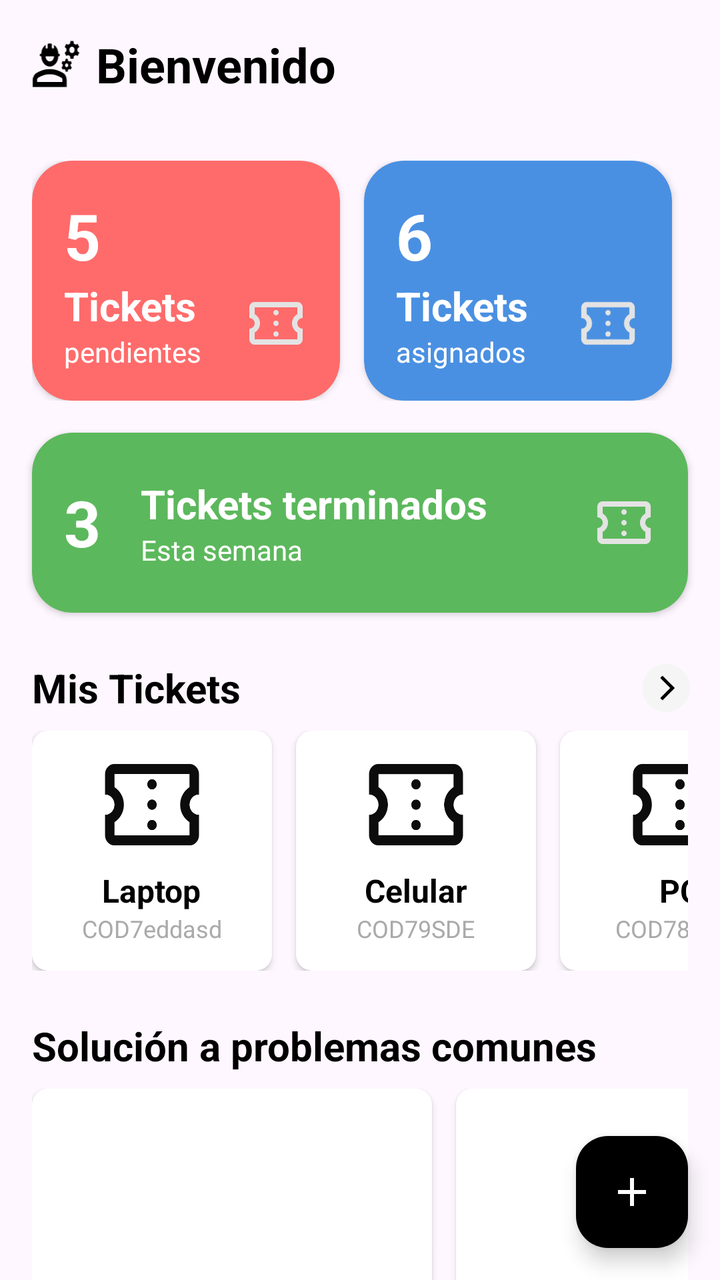
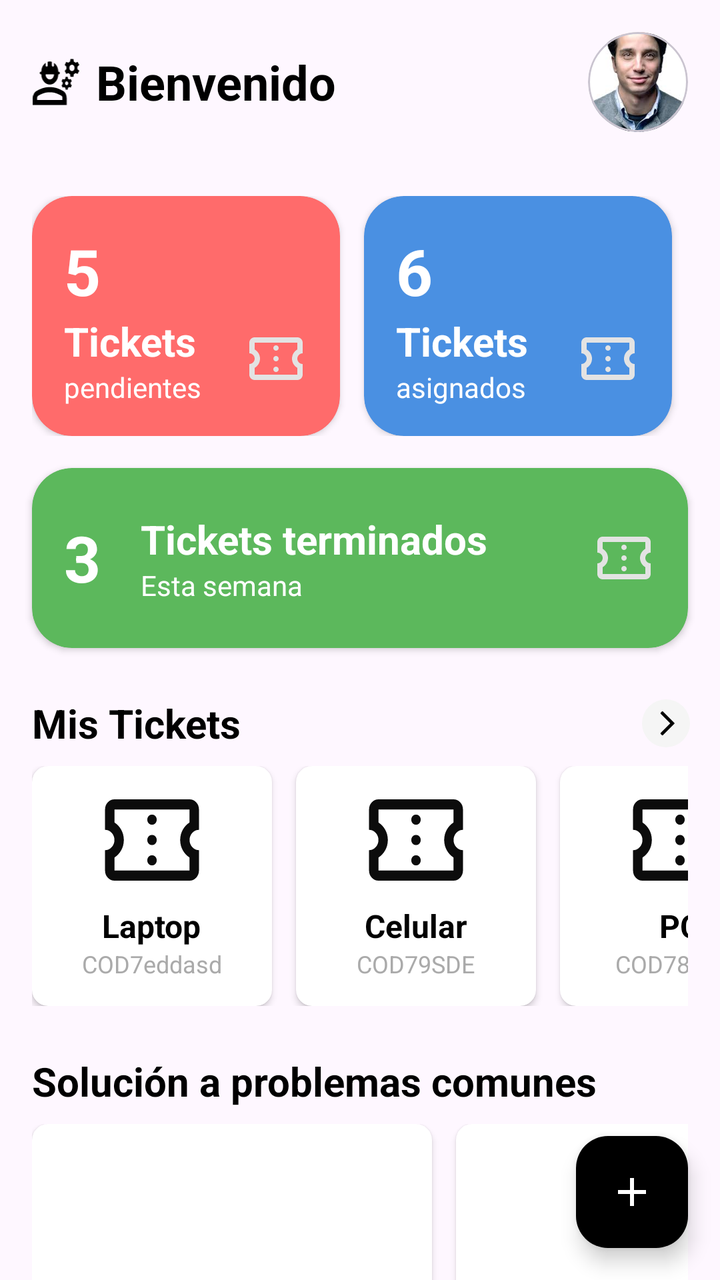

Screens rendered from an Android XML layout before and after an edit, with the pre-edit source and the edit as a unified diff.
<!-- AndroidManifest.xml: application theme Theme.ReparApp -->
<!-- res/layout/fragment_home_technical.xml -->
<?xml version="1.0" encoding="utf-8"?>
<androidx.constraintlayout.widget.ConstraintLayout xmlns:android="http://schemas.android.com/apk/res/android"
    android:layout_width="match_parent"
    android:layout_height="match_parent"
    xmlns:app="http://schemas.android.com/apk/res-auto">

    <LinearLayout
        android:id="@+id/headerLayout"
        android:layout_width="0dp"
        android:layout_height="wrap_content"
        android:orientation="horizontal"
        android:padding="16dp"
        android:gravity="center_vertical"
        app:layout_constraintTop_toTopOf="parent"
        app:layout_constraintStart_toStartOf="parent"
        app:layout_constraintEnd_toEndOf="parent">

        <ImageView
            android:layout_width="24dp"
            android:layout_height="24dp"
            android:src="@drawable/ic_user_group"
            android:contentDescription="@string/user_group" />

        <TextView
            android:layout_width="wrap_content"
            android:layout_height="wrap_content"
            android:text="@string/home"
            android:textColor="@android:color/black"
            android:textSize="24sp"
            android:textStyle="bold"
            android:layout_marginStart="8dp" />

    </LinearLayout>

    <LinearLayout
        android:id="@+id/ticketSummaryLayout"
        android:layout_width="0dp"
        android:layout_height="wrap_content"
        android:orientation="horizontal"
        android:layout_marginTop="16dp"
        android:paddingStart="16dp"
        android:paddingEnd="16dp"
        app:layout_constraintTop_toBottomOf="@id/headerLayout"
        app:layout_constraintStart_toStartOf="parent"
        app:layout_constraintEnd_toEndOf="parent">

        <androidx.cardview.widget.CardView
            android:layout_width="0dp"
            android:layout_height="120dp"
            android:layout_weight="1"
            android:layout_marginEnd="8dp"
            app:cardCornerRadius="20dp"
            app:cardElevation="2dp"
            app:cardBackgroundColor="#FF6B6B">

            <LinearLayout
                android:layout_width="match_parent"
                android:layout_height="match_parent"
                android:orientation="vertical"
                android:gravity="center_vertical"
                android:padding="16dp">

                <TextView
                    android:layout_width="wrap_content"
                    android:layout_height="wrap_content"
                    android:text="5"
                    android:textColor="@android:color/white"
                    android:textSize="32sp"
                    android:textStyle="bold" />

                <LinearLayout
                    android:layout_width="match_parent"
                    android:layout_height="wrap_content"
                    android:orientation="horizontal"
                    android:gravity="center_vertical">
                    <LinearLayout
                        android:layout_width="0dp"
                        android:layout_height="wrap_content"
                        android:orientation="vertical"
                        android:layout_weight="1"
                        >
                        <TextView
                            android:layout_width="wrap_content"
                            android:layout_height="wrap_content"
                            android:text="@string/tickets"
                            android:textColor="@android:color/white"
                            android:textSize="20sp"
                            android:textStyle="bold"
                            />
                        <TextView
                            android:layout_width="wrap_content"
                            android:layout_height="wrap_content"
                            android:text="@string/pendientes"
                            android:textColor="@android:color/white"
                            android:textSize="14sp" />

                    </LinearLayout>

                    <ImageView
                        android:layout_width="32dp"
                        android:layout_height="32dp"
                        android:src="@drawable/ic_ticket_while"
                        android:contentDescription="Ticket Icon" />
                </LinearLayout>

            </LinearLayout>
        </androidx.cardview.widget.CardView>

        <androidx.cardview.widget.CardView
            android:layout_width="0dp"
            android:layout_height="120dp"
            android:layout_weight="1"
            android:layout_marginStart="4dp"
            android:layout_marginEnd="8dp"
            app:cardCornerRadius="20dp"
            app:cardElevation="2dp"
            app:cardBackgroundColor="#4A90E2">

            <LinearLayout
                android:layout_width="match_parent"
                android:layout_height="match_parent"
                android:orientation="vertical"
                android:gravity="center_vertical"
                android:padding="16dp">

                <TextView
                    android:layout_width="wrap_content"
                    android:layout_height="wrap_content"
                    android:text="6"
                    android:textColor="@android:color/white"
                    android:textSize="32sp"
                    android:textStyle="bold" />

                <LinearLayout
                    android:layout_width="match_parent"
                    android:layout_height="wrap_content"
                    android:orientation="horizontal"
                    android:gravity="center_vertical">
                    <LinearLayout
                        android:layout_width="0dp"
                        android:layout_height="wrap_content"
                        android:orientation="vertical"
                        android:layout_weight="1"
                        >
                        <TextView
                            android:layout_width="wrap_content"
                            android:layout_height="wrap_content"
                            android:text="@string/tickets"
                            android:textColor="@android:color/white"
                            android:textSize="20sp"
                            android:textStyle="bold"
                            />
                        <TextView
                            android:layout_width="wrap_content"
                            android:layout_height="wrap_content"
                            android:text="@string/asignados"
                            android:textColor="@android:color/white"
                            android:textSize="14sp" />

                    </LinearLayout>

                    <ImageView
                        android:layout_width="32dp"
                        android:layout_height="32dp"
                        android:src="@drawable/ic_ticket_while"
                        android:contentDescription="Ticket Icon" />
                </LinearLayout>

            </LinearLayout>
        </androidx.cardview.widget.CardView>
    </LinearLayout>

    <androidx.cardview.widget.CardView
        android:id="@+id/cardTicketsTerminados"
        android:layout_width="0dp"
        android:layout_height="90dp"
        android:layout_marginTop="16dp"
        android:layout_marginStart="16dp"
        android:layout_marginEnd="16dp"
        app:cardCornerRadius="20dp"
        app:cardElevation="2dp"
        app:cardBackgroundColor="#5CB85C"
        app:layout_constraintTop_toBottomOf="@id/ticketSummaryLayout"
        app:layout_constraintStart_toStartOf="parent"
        app:layout_constraintEnd_toEndOf="parent">

        <LinearLayout
            android:layout_width="match_parent"
            android:layout_height="match_parent"
            android:orientation="horizontal"
            android:gravity="center_vertical"
            android:padding="16dp">

            <TextView
                android:layout_width="wrap_content"
                android:layout_height="wrap_content"
                android:text="3"
                android:textColor="@android:color/white"
                android:textSize="32sp"
                android:textStyle="bold" />

            <LinearLayout
                android:layout_width="match_parent"
                android:layout_height="wrap_content"
                android:orientation="horizontal"
                android:gravity="center_vertical">
                <LinearLayout
                    android:layout_width="0dp"
                    android:layout_height="wrap_content"
                    android:orientation="vertical"
                    android:layout_weight="1"
                    android:layout_marginStart="20dp"
                    >
                    <TextView
                        android:layout_width="match_parent"
                        android:layout_height="wrap_content"
                        android:text="@string/ticketsF"
                        android:textColor="@color/white"
                        android:textSize="20sp"
                        android:textStyle="bold"
                        />
                    <TextView
                        android:layout_width="match_parent"
                        android:layout_height="wrap_content"
                        android:text="@string/semana"
                        android:textColor="@color/white"
                        android:textSize="14sp" />

                </LinearLayout>

                <ImageView
                    android:layout_width="32dp"
                    android:layout_height="32dp"
                    android:src="@drawable/ic_ticket_while"
                    android:contentDescription="Ticket Icon" />
            </LinearLayout>

        </LinearLayout>
    </androidx.cardview.widget.CardView>

    <TextView
        android:id="@+id/misTicketsTitle"
        android:layout_width="wrap_content"
        android:layout_height="wrap_content"
        android:text="@string/mis_tickets"
        android:textColor="@android:color/black"
        android:textSize="20sp"
        android:textStyle="bold"
        android:layout_marginStart="16dp"
        android:layout_marginTop="24dp"
        app:layout_constraintTop_toBottomOf="@id/cardTicketsTerminados"
        app:layout_constraintStart_toStartOf="parent" />

    <ImageView
        android:layout_width="24dp"
        android:layout_height="24dp"
        android:src="@drawable/ic_arrow_right_png"
        android:contentDescription="@string/see_all"
        android:layout_marginEnd="15dp"
        app:layout_constraintTop_toTopOf="@id/misTicketsTitle"
        app:layout_constraintBottom_toBottomOf="@id/misTicketsTitle"
        app:layout_constraintEnd_toEndOf="parent"/>

    <HorizontalScrollView
        android:id="@+id/misTicketsScrollView"
        android:layout_width="0dp"
        android:layout_height="wrap_content"
        android:layout_marginTop="8dp"
        android:paddingStart="16dp"
        android:paddingEnd="16dp"
        android:scrollbars="none"
        app:layout_constraintTop_toBottomOf="@id/misTicketsTitle"
        app:layout_constraintStart_toStartOf="parent"
        app:layout_constraintEnd_toEndOf="parent">

        <LinearLayout
            android:layout_width="wrap_content"
            android:layout_height="wrap_content"
            android:orientation="horizontal">

            <androidx.cardview.widget.CardView
                android:layout_width="120dp"
                android:layout_height="120dp"
                android:layout_marginEnd="12dp"
                app:cardCornerRadius="8dp"
                app:cardElevation="2dp"
                app:cardBackgroundColor="@android:color/white">

                <LinearLayout
                    android:layout_width="match_parent"
                    android:layout_height="match_parent"
                    android:orientation="vertical"
                    android:gravity="center"
                    android:padding="8dp">

                    <ImageView
                        android:layout_width="48dp"
                        android:layout_height="48dp"
                        android:src="@drawable/ic_ticket_black"
                        android:contentDescription="@string/ticket_icon" />

                    <TextView
                        android:layout_width="wrap_content"
                        android:layout_height="wrap_content"
                        android:text="Laptop"
                        android:textColor="@android:color/black"
                        android:textSize="16sp"
                        android:textStyle="bold"
                        android:layout_marginTop="8dp" />

                    <TextView
                        android:layout_width="wrap_content"
                        android:layout_height="wrap_content"
                        android:text="COD7eddasd"
                        android:textColor="@android:color/darker_gray"
                        android:textSize="12sp" />

                </LinearLayout>
            </androidx.cardview.widget.CardView>

            <androidx.cardview.widget.CardView
                android:layout_width="120dp"
                android:layout_height="120dp"
                android:layout_marginEnd="12dp"
                app:cardCornerRadius="8dp"
                app:cardElevation="2dp"
                app:cardBackgroundColor="@android:color/white">

                <LinearLayout
                    android:layout_width="match_parent"
                    android:layout_height="match_parent"
                    android:orientation="vertical"
                    android:gravity="center"
                    android:padding="8dp">

                    <ImageView
                        android:layout_width="48dp"
                        android:layout_height="48dp"
                        android:src="@drawable/ic_ticket_black"
                        android:contentDescription="Ticket Icon" />

                    <TextView
                        android:layout_width="wrap_content"
                        android:layout_height="wrap_content"
                        android:text="Celular"
                        android:textColor="@android:color/black"
                        android:textSize="16sp"
                        android:textStyle="bold"
                        android:layout_marginTop="8dp" />

                    <TextView
                        android:layout_width="wrap_content"
                        android:layout_height="wrap_content"
                        android:text="COD79SDE"
                        android:textColor="@android:color/darker_gray"
                        android:textSize="12sp" />

                </LinearLayout>
            </androidx.cardview.widget.CardView>

            <androidx.cardview.widget.CardView
                android:layout_width="120dp"
                android:layout_height="120dp"
                app:cardCornerRadius="8dp"
                app:cardElevation="2dp"
                app:cardBackgroundColor="@android:color/white">

                <LinearLayout
                    android:layout_width="match_parent"
                    android:layout_height="match_parent"
                    android:orientation="vertical"
                    android:gravity="center"
                    android:padding="8dp">

                    <ImageView
                        android:layout_width="48dp"
                        android:layout_height="48dp"
                        android:src="@drawable/ic_ticket_black"
                        android:contentDescription="Ticket Icon" />

                    <TextView
                        android:layout_width="wrap_content"
                        android:layout_height="wrap_content"
                        android:text="PC"
                        android:textColor="@android:color/black"
                        android:textSize="16sp"
                        android:textStyle="bold"
                        android:layout_marginTop="8dp" />

                    <TextView
                        android:layout_width="wrap_content"
                        android:layout_height="wrap_content"
                        android:text="COD787TES"
                        android:textColor="@android:color/darker_gray"
                        android:textSize="12sp" />

                </LinearLayout>
            </androidx.cardview.widget.CardView>

        </LinearLayout>
    </HorizontalScrollView>

    <TextView
        android:id="@+id/baseConocimientoTitle"
        android:layout_width="wrap_content"
        android:layout_height="wrap_content"
        android:text="@string/base_de_conocimiento"
        android:textColor="@android:color/black"
        android:textSize="20sp"
        android:textStyle="bold"
        android:layout_marginStart="16dp"
        android:layout_marginTop="24dp"
        app:layout_constraintTop_toBottomOf="@id/misTicketsScrollView"
        app:layout_constraintStart_toStartOf="parent" />

    <HorizontalScrollView
        android:layout_width="0dp"
        android:layout_height="wrap_content"
        android:layout_marginTop="8dp"
        android:paddingStart="16dp"
        android:paddingEnd="16dp"
        android:scrollbars="none"
        app:layout_constraintTop_toBottomOf="@id/baseConocimientoTitle"
        app:layout_constraintStart_toStartOf="parent"
        app:layout_constraintEnd_toEndOf="parent">

        <LinearLayout
            android:layout_width="wrap_content"
            android:layout_height="wrap_content"
            android:orientation="horizontal">

            <androidx.cardview.widget.CardView
                android:layout_width="200dp"
                android:layout_height="150dp"
                android:layout_marginEnd="12dp"
                app:cardCornerRadius="8dp"
                app:cardElevation="2dp">

                <ImageView
                    android:layout_width="match_parent"
                    android:layout_height="match_parent"
                    android:scaleType="centerCrop"
                    android:contentDescription="Knowledge Base Image 1" />
            </androidx.cardview.widget.CardView>

            <androidx.cardview.widget.CardView
                android:layout_width="200dp"
                android:layout_height="150dp"
                android:layout_marginEnd="12dp"
                app:cardCornerRadius="8dp"
                app:cardElevation="2dp">

                <ImageView
                    android:layout_width="match_parent"
                    android:layout_height="match_parent"
                    android:scaleType="centerCrop"
                    android:contentDescription="Knowledge Base Image 2" />
            </androidx.cardview.widget.CardView>

        </LinearLayout>
    </HorizontalScrollView>

    <com.google.android.material.floatingactionbutton.FloatingActionButton
        android:layout_width="wrap_content"
        android:layout_height="wrap_content"
        android:id="@+id/fabAdd"
        android:layout_margin="16dp"
        android:src="@drawable/ic_add_white"
        app:backgroundTint="@android:color/black"
        app:tint="@android:color/white"
        app:fabSize="normal"
        app:layout_constraintEnd_toEndOf="parent"
        app:layout_constraintBottom_toBottomOf="parent" />


</androidx.constraintlayout.widget.ConstraintLayout>
<!-- resources referenced by this layout -->
<resources>
  <color name="white">#FFFFFFFF</color>
  <!-- drawable ic_add_white (drawable) -->
  <vector xmlns:android="http://schemas.android.com/apk/res/android"
      android:width="35dp"
      android:height="35dp"
      android:viewportWidth="35"
      android:viewportHeight="35">
    <path
        android:pathData="M16.042,18.958H7.292V16.042H16.042V7.292H18.958V16.042H27.708V18.958H18.958V27.708H16.042V18.958Z"
        android:fillColor="#FEF7FF"/>
  </vector>
  <!-- drawable ic_arrow_right_png (drawable) -->
  <vector xmlns:android="http://schemas.android.com/apk/res/android"
      android:width="20dp"
      android:height="20dp"
      android:viewportWidth="20"
      android:viewportHeight="20">
    <path
        android:pathData="M10,10m-10,0a10,10 0,1 1,20 0a10,10 0,1 1,-20 0"
        android:fillColor="#F5F5F5"/>
    <path
        android:pathData="M11.776,9.999L7.79,6.013C7.676,5.899 7.676,5.714 7.79,5.6L8.326,5.064C8.44,4.95 8.624,4.95 8.738,5.064L13.467,9.793C13.581,9.907 13.581,10.091 13.467,10.205L8.738,14.934C8.624,15.048 8.44,15.048 8.326,14.934L7.79,14.398C7.676,14.284 7.676,14.099 7.79,13.985L11.776,9.999Z"
        android:fillColor="#000000"/>
  </vector>
  <!-- drawable ic_ticket_while (drawable) -->
  <vector xmlns:android="http://schemas.android.com/apk/res/android"
      android:width="24dp"
      android:height="24dp"
      android:viewportWidth="24"
      android:viewportHeight="24">
    <path
        android:pathData="M12,17C12.283,17 12.521,16.904 12.712,16.712C12.904,16.521 13,16.283 13,16C13,15.717 12.904,15.479 12.712,15.288C12.521,15.096 12.283,15 12,15C11.717,15 11.479,15.096 11.288,15.288C11.096,15.479 11,15.717 11,16C11,16.283 11.096,16.521 11.288,16.712C11.479,16.904 11.717,17 12,17ZM12,13C12.283,13 12.521,12.904 12.712,12.712C12.904,12.521 13,12.283 13,12C13,11.717 12.904,11.479 12.712,11.288C12.521,11.096 12.283,11 12,11C11.717,11 11.479,11.096 11.288,11.288C11.096,11.479 11,11.717 11,12C11,12.283 11.096,12.521 11.288,12.712C11.479,12.904 11.717,13 12,13ZM12,9C12.283,9 12.521,8.904 12.712,8.712C12.904,8.521 13,8.283 13,8C13,7.717 12.904,7.479 12.712,7.287C12.521,7.096 12.283,7 12,7C11.717,7 11.479,7.096 11.288,7.287C11.096,7.479 11,7.717 11,8C11,8.283 11.096,8.521 11.288,8.712C11.479,8.904 11.717,9 12,9ZM20,20H4C3.45,20 2.979,19.804 2.588,19.413C2.196,19.021 2,18.55 2,18V14C2.55,14 3.021,13.804 3.412,13.413C3.804,13.021 4,12.55 4,12C4,11.45 3.804,10.979 3.412,10.587C3.021,10.196 2.55,10 2,10V6C2,5.45 2.196,4.979 2.588,4.588C2.979,4.196 3.45,4 4,4H20C20.55,4 21.021,4.196 21.413,4.588C21.804,4.979 22,5.45 22,6V10C21.45,10 20.979,10.196 20.587,10.587C20.196,10.979 20,11.45 20,12C20,12.55 20.196,13.021 20.587,13.413C20.979,13.804 21.45,14 22,14V18C22,18.55 21.804,19.021 21.413,19.413C21.021,19.804 20.55,20 20,20ZM20,18V15.45C19.383,15.083 18.896,14.596 18.538,13.988C18.179,13.379 18,12.717 18,12C18,11.283 18.179,10.621 18.538,10.012C18.896,9.404 19.383,8.917 20,8.55V6H4V8.55C4.617,8.917 5.104,9.404 5.463,10.012C5.821,10.621 6,11.283 6,12C6,12.717 5.821,13.379 5.463,13.988C5.104,14.596 4.617,15.083 4,15.45V18H20Z"
        android:fillColor="#E3E3E3"/>
  </vector>
  <!-- drawable ic_user_group: vector/xml drawable (drawable, 4209 chars, omitted) -->
  <string name="asignados">asignados hoy</string>
  <string name="base_de_conocimiento">Solución a problemas comunes</string>
  <string name="home">Bienvenido</string>
  <string name="mis_tickets">Mis Tickets</string>
  <string name="pendientes">pendientes\n</string>
  <string name="see_all">See all</string>
  <string name="semana">Esta semana</string>
  <string name="ticket_icon">Ticket Icon</string>
  <string name="tickets">Tickets</string>
  <string name="ticketsF">Tickets terminados</string>
  <string name="user_group">User Group</string>
  <style name="Theme.ReparApp" parent="Base.Theme.ReparApp" />
  <style name="Base.Theme.ReparApp" parent="Theme.Material3.DayNight.NoActionBar">
          
          
      </style>
  <!-- unchanged entries left out for length: 1 -->
</resources>

<!-- the commit's change to res/layout/fragment_home_technical.xml (unified diff, before → after) -->
@@ -29,6 +29,24 @@
             android:textSize="24sp"
             android:textStyle="bold"
             android:layout_marginStart="8dp" />
+
+        <View
+            android:layout_width="0dp"
+            android:layout_height="0dp"
+            android:layout_weight="1"/>
+
+        <com.google.android.material.card.MaterialCardView
+            android:id="@+id/btn_perfil_tecnico"
+            android:layout_width="50dp"
+            android:layout_height="50dp"
+            app:cardCornerRadius="40dp">
+            <ImageView
+                android:layout_width="match_parent"
+                android:layout_height="match_parent"
+                android:scaleType="centerCrop"
+                android:src="@drawable/person_perfil"
+                android:contentDescription="@string/user_group" />
+        </com.google.android.material.card.MaterialCardView>
 
     </LinearLayout>
 
<!-- resource entries referenced after the edit -->
@@ -35,6 +35,7 @@
         android:fillColor="#E3E3E3"/>
   </vector>
   <!-- drawable ic_user_group: vector/xml drawable (drawable, 4209 chars, omitted) -->
+  <!-- drawable person_perfil: png bitmap (drawable, 66866 bytes) -->
   <string name="asignados">asignados hoy</string>
   <string name="base_de_conocimiento">Solución a problemas comunes</string>
   <string name="home">Bienvenido</string>
